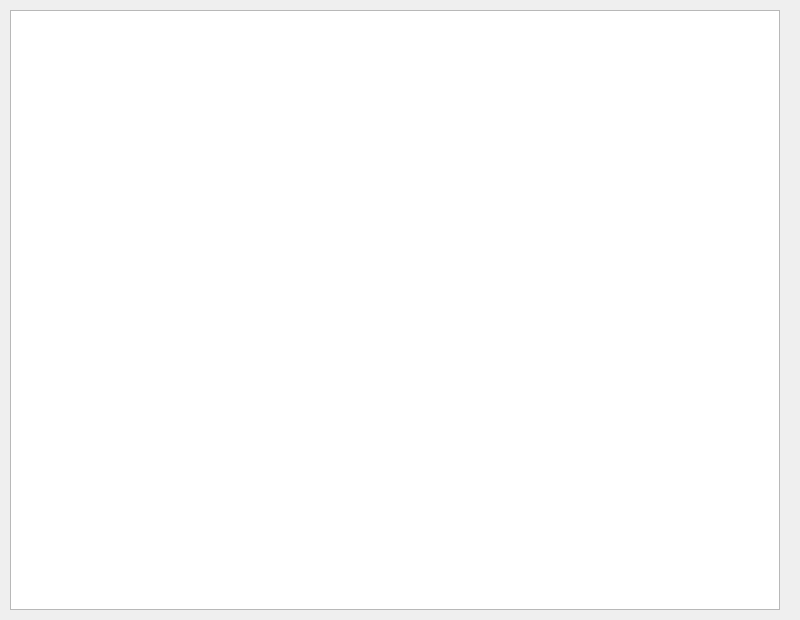
Before: the Qt Designer form chesstablewindow.ui in mples/ChessGameQt, drawn with Qt 5.
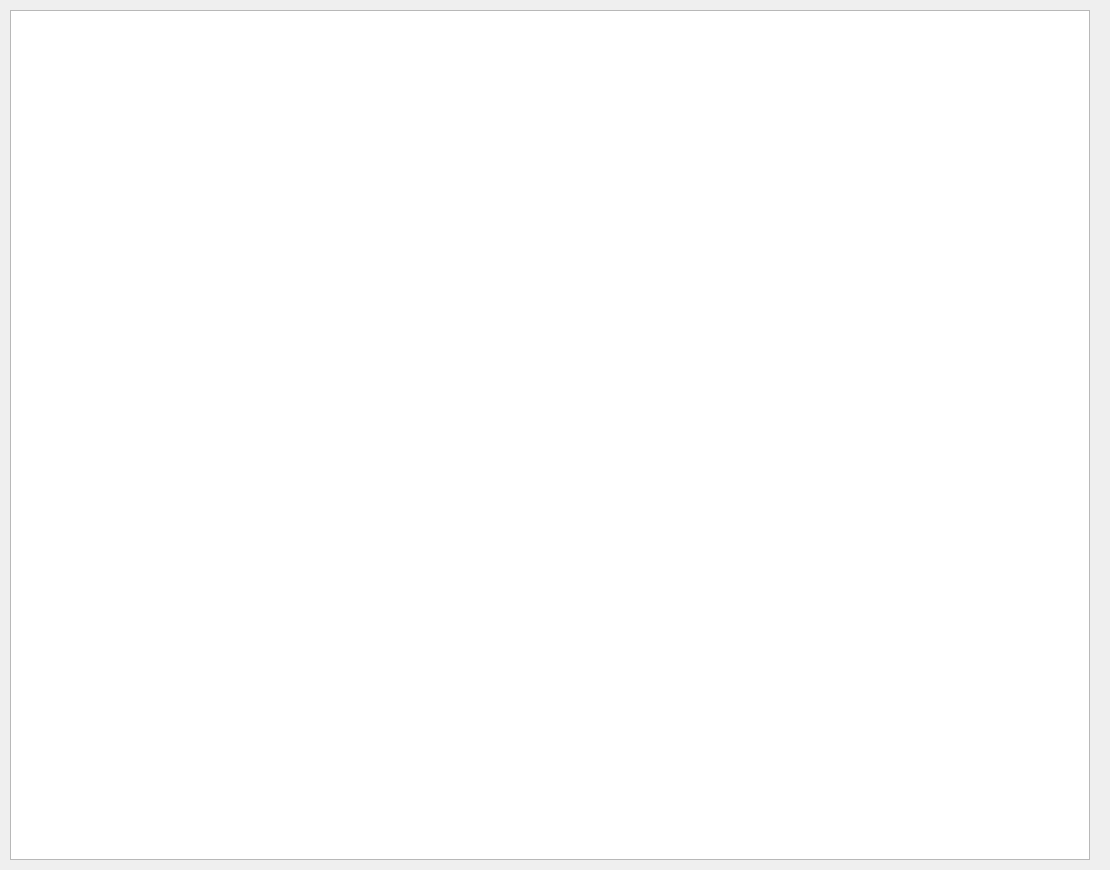
After: the same form once the commit is applied.

The edit to the form file:
```diff
--- a/chesstablewindow.ui
+++ b/chesstablewindow.ui
@@ -6,8 +6,8 @@
    <rect>
     <x>0</x>
     <y>0</y>
-    <width>800</width>
-    <height>620</height>
+    <width>1110</width>
+    <height>870</height>
    </rect>
   </property>
   <property name="windowTitle">
@@ -40,7 +40,7 @@
       </property>
       <property name="minimumSize">
        <size>
-        <width>150</width>
+        <width>20</width>
         <height>500</height>
        </size>
       </property>
```
